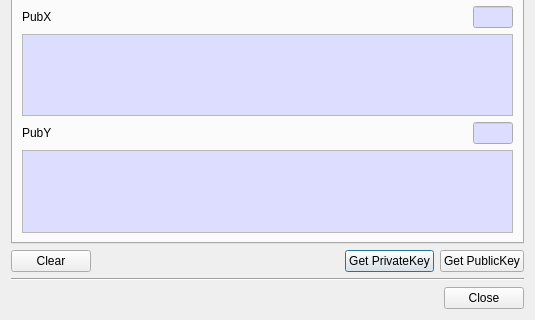
First picture: the form in CertMan/pri_key_info_dlg.ui, repository jykim74/CertMan, before the edit; both pictures show x 0 to 535 and y 214 to 534 of the 535 by 534 pixel window.
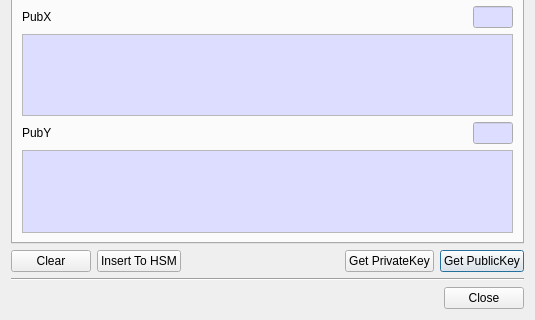
Second picture: the form after the edit.

Diff of the .ui file:
```diff
--- a/CertMan/pri_key_info_dlg.ui
+++ b/CertMan/pri_key_info_dlg.ui
@@ -2343,10 +2343,10 @@
      <property name="topMargin">
       <number>0</number>
      </property>
-     <item row="0" column="2">
-      <widget class="QPushButton" name="mGetPrivateKeyBtn">
+     <item row="0" column="4">
+      <widget class="QPushButton" name="mGetPublicKeyBtn">
        <property name="text">
-        <string>Get PrivateKey</string>
+        <string>Get PublicKey</string>
        </property>
       </widget>
      </item>
@@ -2357,14 +2357,7 @@
        </property>
       </widget>
      </item>
-     <item row="0" column="3">
-      <widget class="QPushButton" name="mGetPublicKeyBtn">
-       <property name="text">
-        <string>Get PublicKey</string>
-       </property>
-      </widget>
-     </item>
-     <item row="0" column="1">
+     <item row="0" column="2">
       <spacer name="horizontalSpacer_6">
        <property name="orientation">
         <enum>Qt::Horizontal</enum>
@@ -2377,6 +2370,20 @@
        </property>
       </spacer>
      </item>
+     <item row="0" column="3">
+      <widget class="QPushButton" name="mGetPrivateKeyBtn">
+       <property name="text">
+        <string>Get PrivateKey</string>
+       </property>
+      </widget>
+     </item>
+     <item row="0" column="1">
+      <widget class="QPushButton" name="mInsertToHSMBtn">
+       <property name="text">
+        <string>Insert To HSM</string>
+       </property>
+      </widget>
+     </item>
     </layout>
    </item>
    <item>
```
